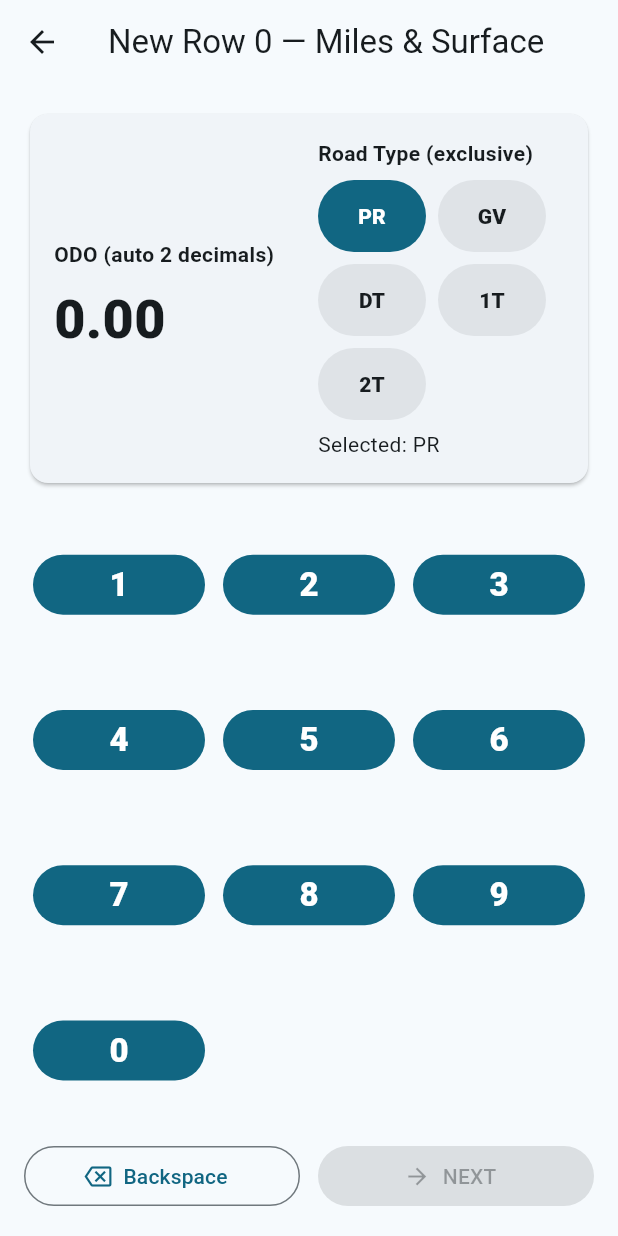
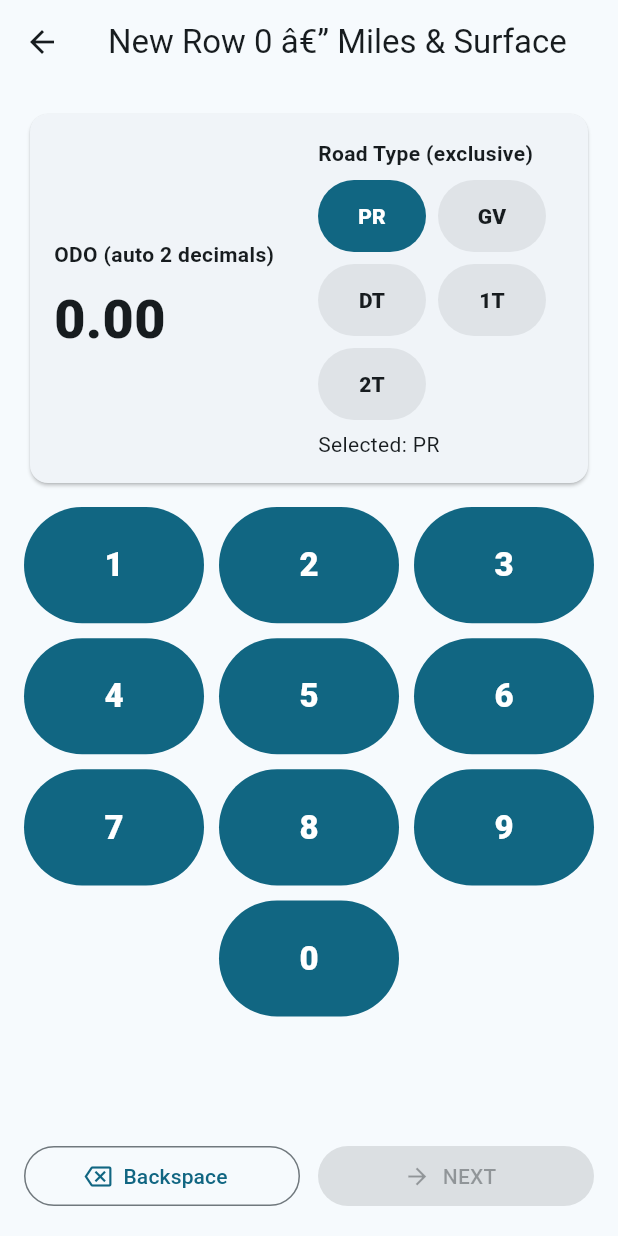
Before and after one commit to JimGLDS/RC03, a Flutter app: the Screen1 screen opened directly with empty values, on a phone screen of 412 x 824 dp. Run offline on Flutter 3.47's test engine with Material 3 defaults, Android fonts, the phone set to English and light mode, and no system bars; our stand-ins replace pdf, shared_preferences; missing offline and left inert: dart:html; accounts and stored records are empty.

Commit message:
Screen 1 UI polish: segmented road type + keypad grid

```diff
--- a/lib/screens/wizard/screen1.dart
+++ b/lib/screens/wizard/screen1.dart
@@ -86,7 +86,7 @@ class _Screen1State extends State<Screen1> {
   @override
   Widget build(BuildContext context) {
     return Scaffold(
-      appBar: AppBar(title: Text('${widget.isEdit ? "Edit" : "New"} Row ${widget.recNo} — Miles & Surface')),
+      appBar: AppBar(title: Text('${widget.isEdit ? "Edit" : "New"} Row ${widget.recNo} â€” Miles & Surface')),
       body: Padding(
         padding: const EdgeInsets.all(16),
         child: Column(
@@ -207,34 +207,37 @@ class _Screen1State extends State<Screen1> {
     );
   }
 
-  Widget keypad() {
-    final rows = [
-      ['1', '2', '3'],
-      ['4', '5', '6'],
-      ['7', '8', '9'],
-      ['0'],
+    Widget keypad() {
+    // 3x4 keypad layout; keep existing tapDigit() logic.
+    final keys = <String>[
+      '1','2','3',
+      '4','5','6',
+      '7','8','9',
+      '','0','',
     ];
-    return Column(
-      children: [
-        for (final r in rows)
-          Expanded(
-            child: Row(
-              children: [
-                for (final k in r)
-                  Expanded(
-                    child: Padding(
-                      padding: const EdgeInsets.all(6),
-                      child: FilledButton(
-                        onPressed: () => tapDigit(k),
-                        child: Text(k, style: const TextStyle(fontSize: 22, fontWeight: FontWeight.w900)),
+
+    return LayoutBuilder(
+      builder: (context, constraints) {
+        return GridView.count(
+          crossAxisCount: 3,
+          mainAxisSpacing: 10,
+          crossAxisSpacing: 10,
+          childAspectRatio: 1.55, // wide, thumb-friendly
+          physics: const NeverScrollableScrollPhysics(),
+          children: [
+            for (final k in keys)
+              k.isEmpty
+                  ? const SizedBox.shrink()
+                  : FilledButton(
+                      onPressed: () => tapDigit(k),
+                      child: Text(
+                        k,
+                        style: const TextStyle(fontSize: 22, fontWeight: FontWeight.w900),
                       ),
                     ),
-                  ),
-                if (r.length == 1) ...[const Spacer(), const Spacer()],
-              ],
-            ),
-          ),
-      ],
+          ],
+        );
+      },
     );
   }
 }
```
